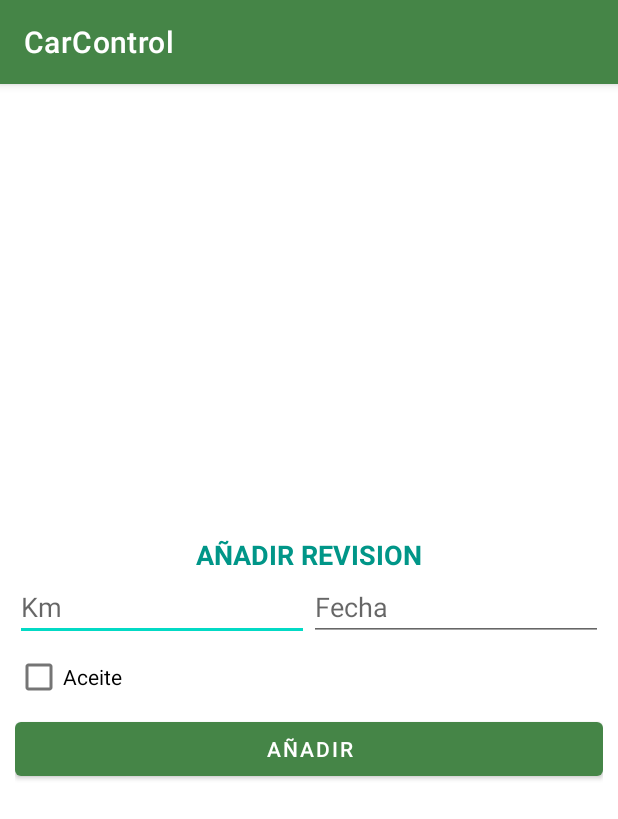
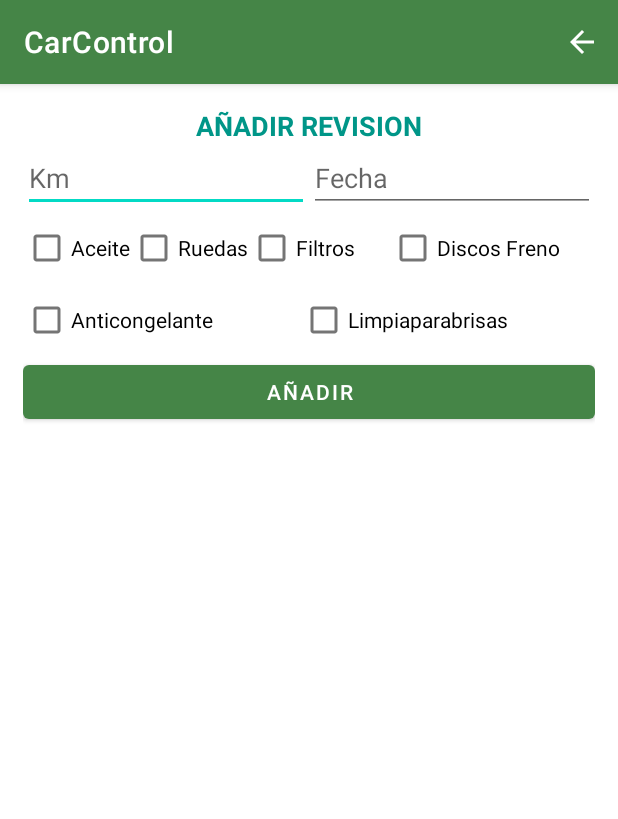
Before and after one commit to JSenen/CarControl, an Android app: the AddRevisionActivity screen opened directly, with no data from a screen before it, after a tap on "AÑADIR", on a phone screen of 412 x 824 dp. Shown: the top 819 px of the screen. Run offline under Robolectric (Android 15) with nearby library versions, the phone set to English and light mode, and no system bars; our stand-ins replace Room's generated code; 2 statements that could not run were skipped.

Commit message:
Finalizado Activity añadir Revision (basico)

```diff
--- a/app/src/main/java/com/juansenen/carcontrol/AddRevisionActivity.java
+++ b/app/src/main/java/com/juansenen/carcontrol/AddRevisionActivity.java
@@ -1,17 +1,28 @@
 package com.juansenen.carcontrol;
 
+import static com.juansenen.carcontrol.db.Constans.DATABASE_NAME;
+
+import androidx.annotation.NonNull;
 import androidx.appcompat.app.AppCompatActivity;
+import androidx.room.Room;
 
 import android.content.Intent;
 import android.os.Bundle;
+import android.view.Menu;
+import android.view.MenuItem;
 import android.view.View;
 import android.widget.CheckBox;
 import android.widget.EditText;
+import android.widget.TextView;
+import android.widget.Toast;
 
+import com.juansenen.carcontrol.db.AppDatabase;
 import com.juansenen.carcontrol.domain.Revision;
+
 
 public class AddRevisionActivity extends AppCompatActivity {
 
+    public String idcar;
 
     @Override
     protected void onCreate(Bundle savedInstanceState) {
@@ -19,24 +30,69 @@ public class AddRevisionActivity extends AppCompatActivity {
         setContentView(R.layout.activity_add_revision);
 
         Intent intent = getIntent();
-        String register = intent.getStringExtra("car_id");
+        String register = intent.getStringExtra("register");
         if (register == null){
             return;
         }
-        //TODO Terminar Añadir revision
 
-
+        idcar = register;
 
     }
+
     public void addRev(View view){
+
         EditText edtxtkm = findViewById(R.id.edtxt_addrev_km);
         EditText edtdate = findViewById(R.id.edtxt_addrev_date);
         CheckBox chkoil = findViewById(R.id.chckbox_addrev_oil);
+        CheckBox chkfilter = findViewById(R.id.chck_addrev_filter);
+        CheckBox chkwheel = findViewById(R.id.chckbox_addrev_wheels);
+        CheckBox chkbrake = findViewById(R.id.chck_addrev_brakedisc);
+        CheckBox chkwindow = findViewById(R.id.chck_addrev_windowclean);
+        CheckBox chkfreeze = findViewById(R.id.chkc_addrev_anticongelante);
 
-        String kmrev = edtxtkm.getText().toString();
+        //TODO Arreglar fechas. Modelo de datos
+
+        int kmrev = Integer.parseInt(edtxtkm.getText().toString());
         String daterev = edtdate.getText().toString();
         Boolean oilrev = chkoil.isChecked();
+        Boolean filterrev = chkfilter.isChecked();
+        Boolean wheelrev = chkwheel.isChecked();
+        Boolean brakerev = chkbrake.isChecked();
+        Boolean windowrev = chkwindow.isChecked();
+        Boolean frezzzerev = chkfreeze.isChecked();
+        Boolean done = true;
 
+        Revision revision = new Revision(idcar,daterev,done,kmrev,oilrev,filterrev,wheelrev,brakerev,frezzzerev,windowrev);
+
+        final AppDatabase db = Room.databaseBuilder(this,AppDatabase.class, DATABASE_NAME)
+                .allowMainThreadQueries().build();
+        db.revisionDAO().insert(revision);
+
+        Toast.makeText(this,"AÑADIDA",Toast.LENGTH_SHORT).show();
+
+        edtxtkm.setText("");
+        edtdate.setText("");
+        chkoil.setChecked(false);
+        chkfilter.setChecked(false);
+        chkwheel.setChecked(false);
+        chkbrake.setChecked(false);
+        chkwindow.setChecked(false);
+        chkfreeze.setChecked(false);
+
+        edtxtkm.requestFocus();
+    }
+    @Override
+    public boolean onCreateOptionsMenu(Menu menu) {
+        getMenuInflater().inflate(R.menu.menu_back,menu);
+        return true;
     }
 
+    @Override
+    public boolean onOptionsItemSelected(@NonNull MenuItem item) {
+        Intent intent = new Intent(this, MainActivity.class);
+        startActivity(intent);
+        return true;
+    }
+
+
 }
--- a/app/src/main/java/com/juansenen/carcontrol/MainActivity.java
+++ b/app/src/main/java/com/juansenen/carcontrol/MainActivity.java
@@ -19,6 +19,7 @@ import android.widget.Button;
 import com.juansenen.carcontrol.adapter.CarsAdapter;
 import com.juansenen.carcontrol.db.AppDatabase;
 import com.juansenen.carcontrol.domain.Cars;
+import com.juansenen.carcontrol.domain.Revision;
 
 import java.util.ArrayList;
 import java.util.List;
--- a/app/src/main/java/com/juansenen/carcontrol/adapter/CarsAdapter.java
+++ b/app/src/main/java/com/juansenen/carcontrol/adapter/CarsAdapter.java
@@ -89,7 +89,7 @@ public class CarsAdapter extends RecyclerView.Adapter<CarsAdapter.CarsHolder> {
         Cars car = carsList.get(position);
 
         Intent intent = new Intent(contex, AddRevisionActivity.class);
-        intent.putExtra("car_id",car.getCar_id());
+        intent.putExtra("register",car.getRegister());
         contex.startActivity(intent);
     }
 }
--- a/app/src/main/java/com/juansenen/carcontrol/domain/Revision.java
+++ b/app/src/main/java/com/juansenen/carcontrol/domain/Revision.java
@@ -12,9 +12,9 @@ public class Revision {
     @NonNull
     public long revId;
     @ColumnInfo
-    public long revCarId;
+    public String revCarId;
     @ColumnInfo
-    public long fecha;
+    public String fecha;
     @ColumnInfo
     public boolean done;
     @ColumnInfo
@@ -32,7 +32,7 @@ public class Revision {
     @ColumnInfo
     public boolean limpiaparabrisas;
 
-    public Revision(long revCarId, long fecha, boolean done, int kmrevision, boolean aceite,
+    public Revision(String revCarId, String fecha, boolean done, int kmrevision, boolean aceite,
                     boolean filtros, boolean ruedas, boolean discosfreno,
                     boolean anticongelante, boolean limpiaparabrisas) {
         this.revCarId = revCarId;
@@ -59,19 +59,19 @@ public class Revision {
         this.revId = revId;
     }
 
-    public long getRevCarId() {
+    public String getRevCarId() {
         return revCarId;
     }
 
-    public void setRevCarId(long revCarId) {
+    public void setRevCarId(String revCarId) {
         this.revCarId = revCarId;
     }
 
-    public long getFecha() {
+    public String getFecha() {
         return fecha;
     }
 
-    public void setFecha(long fecha) {
+    public void setFecha(String fecha) {
         this.fecha = fecha;
     }
 
--- a/app/src/main/res/layout/activity_add_revision.xml
+++ b/app/src/main/res/layout/activity_add_revision.xml
@@ -10,14 +10,13 @@
         android:layout_width="match_parent"
         android:layout_height="wrap_content"
         android:orientation="vertical"
-        android:padding="10dp"
-        app:layout_constraintBottom_toBottomOf="parent"
+        android:padding="15dp"
         app:layout_constraintEnd_toEndOf="parent"
         app:layout_constraintStart_toStartOf="parent"
         app:layout_constraintTop_toTopOf="parent">
 
         <TextView
-            android:id="@+id/textView"
+            android:id="@+id/textViewRevision"
             android:layout_width="match_parent"
             android:layout_height="wrap_content"
             android:text="AÑADIR REVISION"
@@ -27,6 +26,7 @@
             android:textStyle="bold"
             app:layout_constraintEnd_toEndOf="parent"
             app:layout_constraintStart_toStartOf="parent" />
+
 
         <LinearLayout
             android:layout_width="match_parent"
@@ -53,12 +53,58 @@
 
         </LinearLayout>
 
-        <CheckBox
-            android:id="@+id/chckbox_addrev_oil"
+        <LinearLayout
             android:layout_width="match_parent"
-            android:layout_height="wrap_content"
-            android:text="Aceite" />
+            android:layout_height="match_parent"
+            android:orientation="horizontal">
 
+            <CheckBox
+                android:id="@+id/chckbox_addrev_oil"
+                android:layout_width="wrap_content"
+                android:layout_height="wrap_content"
+                android:text="Aceite" />
+
+            <CheckBox
+                android:id="@+id/chckbox_addrev_wheels"
+                android:layout_width="wrap_content"
+                android:layout_height="wrap_content"
+                android:text="Ruedas" />
+
+            <CheckBox
+                android:id="@+id/chck_addrev_filter"
+                android:layout_width="wrap_content"
+                android:layout_height="wrap_content"
+                android:layout_weight="1"
+                android:text="Filtros" />
+
+            <CheckBox
+                android:id="@+id/chck_addrev_brakedisc"
+                android:layout_width="wrap_content"
+                android:layout_height="wrap_content"
+                android:layout_weight="1"
+                android:text="Discos Freno" />
+
+        </LinearLayout>
+
+        <LinearLayout
+            android:layout_width="match_parent"
+            android:layout_height="match_parent"
+            android:orientation="horizontal">
+
+            <CheckBox
+                android:id="@+id/chkc_addrev_anticongelante"
+                android:layout_width="wrap_content"
+                android:layout_height="wrap_content"
+                android:layout_weight="1"
+                android:text="Anticongelante" />
+
+            <CheckBox
+                android:id="@+id/chck_addrev_windowclean"
+                android:layout_width="wrap_content"
+                android:layout_height="wrap_content"
+                android:layout_weight="1"
+                android:text="Limpiaparabrisas" />
+        </LinearLayout>
         <Button
             android:id="@+id/butadd_addrev_addbut"
             android:layout_width="match_parent"
@@ -67,4 +113,5 @@
             android:text="Añadir" />
 
     </LinearLayout>
+
 </androidx.constraintlayout.widget.ConstraintLayout>
```
